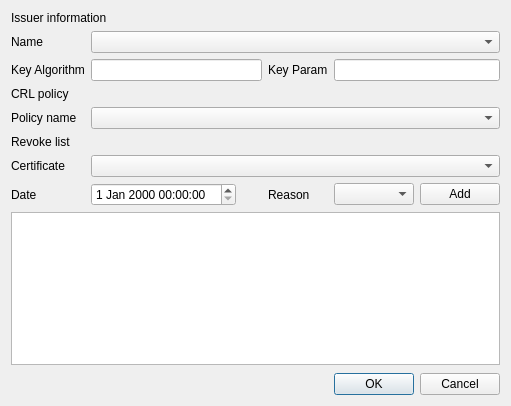
Before: the Qt Designer form CAMan/make_crl_dlg.ui in jykim74/CertMan, drawn with Qt 5.
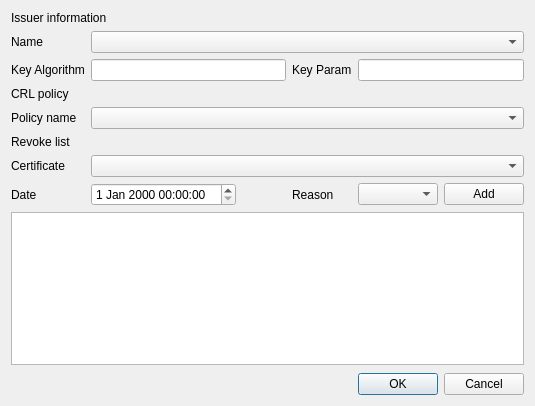
After: the same form once the commit is applied.

The edit to the form file:
```diff
--- a/CAMan/make_crl_dlg.ui
+++ b/CAMan/make_crl_dlg.ui
@@ -6,7 +6,7 @@
    <rect>
     <x>0</x>
     <y>0</y>
-    <width>511</width>
+    <width>535</width>
     <height>406</height>
    </rect>
   </property>
```
Left out of the diff: 2 changed lines with no effect on the pictures.
